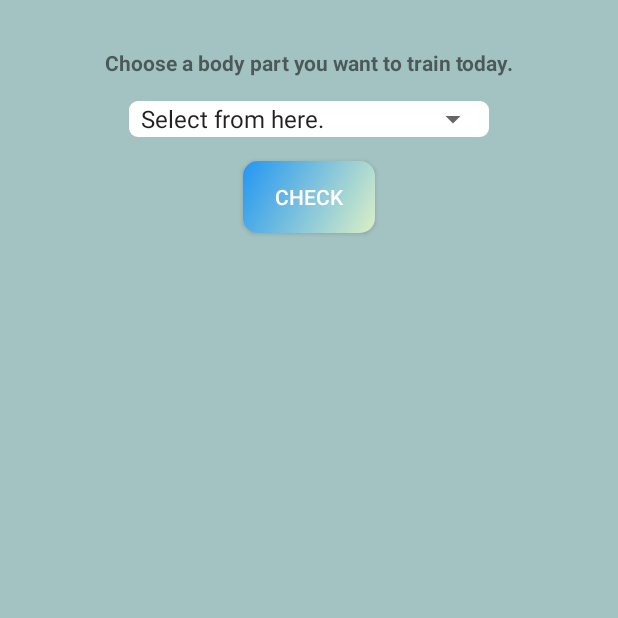
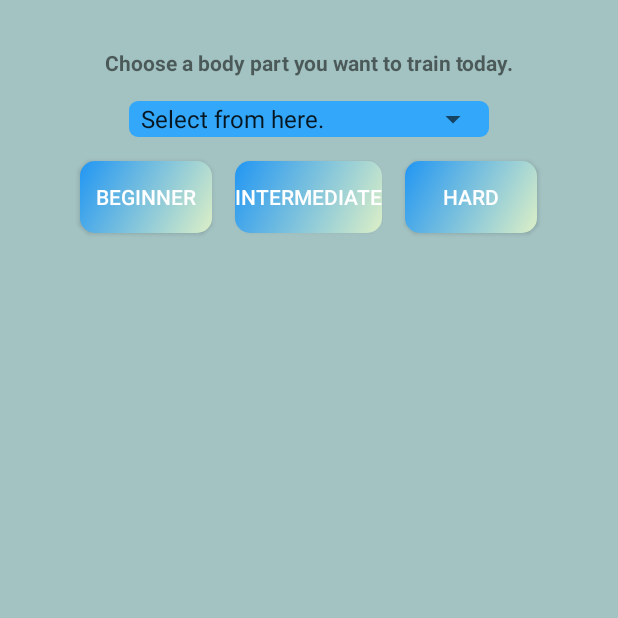
Before and after one commit to dnikki/WorkoutAdvisor, an Android app: the screen it shows after launch (MainActivity), on a phone screen of 412 x 824 dp, the top half of it. Run offline under Robolectric (Android 15) with nearby library versions, the phone set to English and light mode, and no system bars.

Commit message:
Levels of workout added.

```diff
--- a/app/src/main/java/com/example/workoutadvisor/MainActivity.java
+++ b/app/src/main/java/com/example/workoutadvisor/MainActivity.java
@@ -22,8 +22,11 @@ public class MainActivity extends Activity implements AdapterView.OnItemSelected
     // so that we can use them anywhere.
     private ListView exerciseListView;
     private Button checkBtn;
+    private Button beginnerBtn;
+    private Button hardBtn;
     private Spinner spinner;
     private LottieAnimationView animationView;
+    private String type;
 
     // We can use this TAG anywhere to debug certain points of the code base.
     public String TAG = "mainActivity.BodyPart";
@@ -43,6 +46,15 @@ public class MainActivity extends Activity implements AdapterView.OnItemSelected
 
         // It is generally to avoid Null pointer exceptions.
         checkBtn.setOnClickListener(view -> {
+            type="Intermediate";
+            Toast.makeText(this, spinner.getSelectedItem().toString(), Toast.LENGTH_SHORT).show();
+        });
+        beginnerBtn.setOnClickListener(view -> {
+            type="Beginner";
+            Toast.makeText(this, spinner.getSelectedItem().toString(), Toast.LENGTH_SHORT).show();
+        });
+        hardBtn.setOnClickListener(view -> {
+            type="Hard";
             Toast.makeText(this, spinner.getSelectedItem().toString(), Toast.LENGTH_SHORT).show();
         });
     }
@@ -66,6 +78,8 @@ public class MainActivity extends Activity implements AdapterView.OnItemSelected
         // Initializing all the useful views in a single method.
         exerciseListView = findViewById(R.id.exercise_list_view);
         checkBtn = findViewById(R.id.check_exercise_btn);
+        beginnerBtn = findViewById(R.id.beginner);
+        hardBtn = findViewById(R.id.hard);
         spinner = findViewById(R.id.spinner);
         animationView = findViewById(R.id.exercise_animation);
     }
--- a/app/src/main/res/drawable/spinner_background.xml
+++ b/app/src/main/res/drawable/spinner_background.xml
@@ -2,5 +2,5 @@
 <shape xmlns:android="http://schemas.android.com/apk/res/android"
     android:shape="rectangle">
     <corners android:radius="6dp" />
-    <solid android:color="@color/white" />
+    <solid android:color="#33A7F9" />
 </shape>
--- a/app/src/main/res/layout/activity_main.xml
+++ b/app/src/main/res/layout/activity_main.xml
@@ -14,6 +14,15 @@
     best way is to use constraint layout here. in the complex layout
      android:layout_below="@+id/heading_tv " -->
 
+    <TextView
+        android:id="@+id/heading_tv"
+        android:layout_width="wrap_content"
+        android:layout_height="wrap_content"
+        android:layout_centerHorizontal="true"
+        android:layout_marginTop="32dp"
+        android:text="@string/select_one_from_below"
+        android:textStyle="bold" />
+
 
     <Button
         android:id="@+id/check_exercise_btn"
@@ -23,7 +32,30 @@
         android:layout_centerHorizontal="true"
         android:layout_marginTop="16dp"
         android:background="@drawable/circular_background_btn"
-        android:text="@string/check_workouts"
+        android:text="Intermediate"
+        android:textColor="@color/white" />
+    <Button
+        android:id="@+id/hard"
+        android:layout_width="wrap_content"
+        android:layout_height="wrap_content"
+        android:layout_below="@+id/spinnerLayout"
+        android:layout_toLeftOf="@+id/check_exercise_btn"
+        android:layout_marginRight="15dp"
+        android:layout_marginTop="16dp"
+        android:background="@drawable/circular_background_btn"
+        android:text="Beginner"
+        android:textColor="@color/white" />
+
+    <Button
+        android:id="@+id/beginner"
+        android:layout_width="wrap_content"
+        android:layout_height="wrap_content"
+        android:layout_below="@+id/spinnerLayout"
+        android:layout_toRightOf="@+id/check_exercise_btn"
+        android:layout_marginLeft="15dp"
+        android:layout_marginTop="16dp"
+        android:background="@drawable/circular_background_btn"
+        android:text="Hard"
         android:textColor="@color/white" />
 
     <FrameLayout
@@ -54,14 +86,7 @@
         android:layout_marginTop="24dp"
         android:scrollbars="none" />
 
-    <TextView
-        android:id="@+id/heading_tv"
-        android:layout_width="wrap_content"
-        android:layout_height="wrap_content"
-        android:layout_centerHorizontal="true"
-        android:layout_marginTop="32dp"
-        android:text="@string/select_one_from_below"
-        android:textStyle="bold" />
+
 
     <com.airbnb.lottie.LottieAnimationView
         android:id="@+id/exercise_animation"
--- a/build.gradle
+++ b/build.gradle
@@ -5,7 +5,7 @@ buildscript {
         jcenter()
     }
     dependencies {
-        classpath "com.android.tools.build:gradle:4.1.3"
+        classpath 'com.android.tools.build:gradle:4.2.0'
 
         // NOTE: Do not place your application dependencies here; they belong
         // in the individual module build.gradle files
```
Also changed, not shown: gradle/wrapper/gradle-wrapper.properties.
